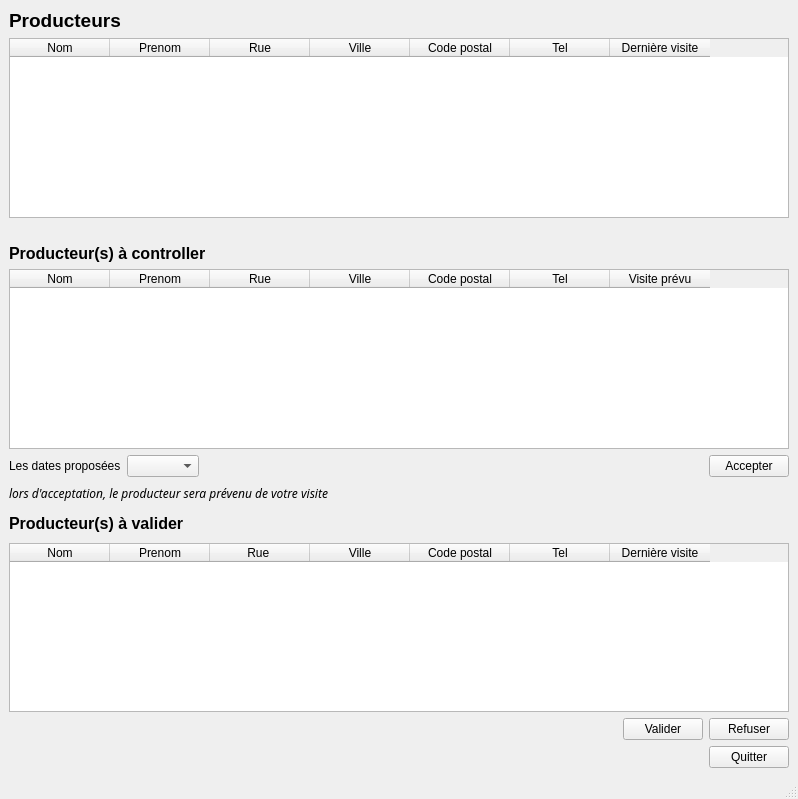
Old version of the form appliDesktop/mainwindow2.ui in the repository ApacheThank/newWorld.
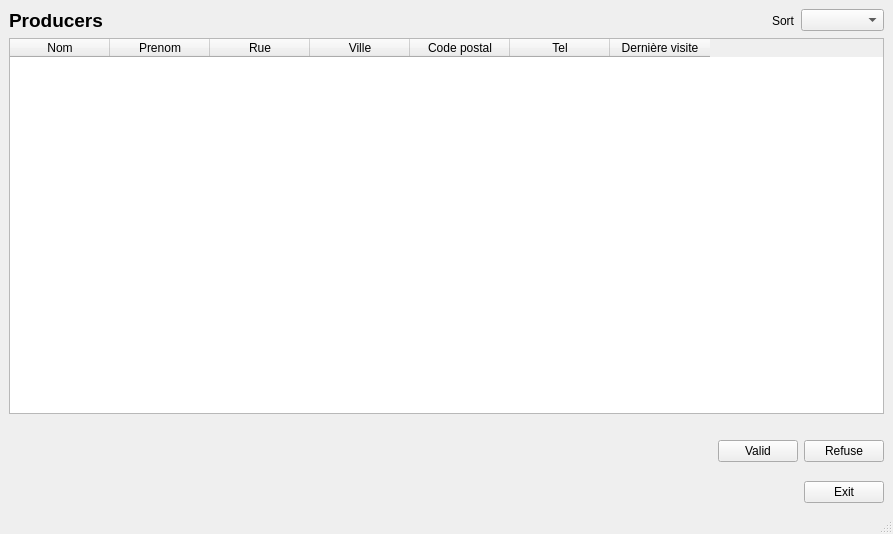
New version of the form.

Diff of the .ui file:
```diff
--- a/appliDesktop/mainwindow2.ui
+++ b/appliDesktop/mainwindow2.ui
@@ -6,31 +6,25 @@
    <rect>
     <x>0</x>
     <y>0</y>
-    <width>798</width>
-    <height>799</height>
+    <width>893</width>
+    <height>534</height>
    </rect>
   </property>
   <property name="windowTitle">
    <string>MainWindow</string>
   </property>
   <widget class="QWidget" name="centralwidget">
-   <layout class="QVBoxLayout" name="verticalLayout_10">
-    <item>
-     <layout class="QVBoxLayout" name="verticalLayout_9">
-      <item>
-       <layout class="QVBoxLayout" name="verticalLayout_8">
-        <item>
-         <layout class="QVBoxLayout" name="verticalLayout_6">
-          <item>
            <layout class="QVBoxLayout" name="verticalLayout_5">
             <item>
-             <layout class="QVBoxLayout" name="verticalLayout_4">
-              <item>
                <layout class="QVBoxLayout" name="verticalLayout_2">
                 <item>
-                 <layout class="QHBoxLayout" name="horizontalLayout_2">
+       <layout class="QVBoxLayout" name="verticalLayout">
                   <item>
-                   <widget class="QLabel" name="labelProducteurs">
+         <layout class="QVBoxLayout" name="verticalLayout_4">
+          <item>
+           <layout class="QHBoxLayout" name="horizontalLayout_10">
+            <item>
+             <widget class="QLabel" name="labelProducteurs_2">
                     <property name="font">
                      <font>
                       <pointsize>14</pointsize>
@@ -39,12 +33,12 @@
                      </font>
                     </property>
                     <property name="text">
-                     <string>Producteurs</string>
+               <string>Producers</string>
                     </property>
                    </widget>
                   </item>
                   <item>
-                   <spacer name="horizontalSpacer_3">
+             <spacer name="horizontalSpacer_9">
                     <property name="orientation">
                      <enum>Qt::Horizontal</enum>
                     </property>
@@ -56,6 +50,32 @@
                     </property>
                    </spacer>
                   </item>
+            <item>
+             <widget class="QLabel" name="labelSort">
+              <property name="text">
+               <string>Sort</string>
+              </property>
+             </widget>
+            </item>
+            <item>
+             <widget class="QComboBox" name="comboBox_2">
+              <item>
+               <property name="text">
+                <string/>
+               </property>
+              </item>
+              <item>
+               <property name="text">
+                <string>To control</string>
+               </property>
+              </item>
+              <item>
+               <property name="text">
+                <string>To valid</string>
+               </property>
+              </item>
+             </widget>
+            </item>
                  </layout>
                 </item>
                 <item>
@@ -97,8 +117,6 @@
                   </column>
                  </widget>
                 </item>
-               </layout>
-              </item>
               <item>
                <spacer name="horizontalSpacer_5">
                 <property name="orientation">
@@ -117,21 +135,7 @@
             <item>
              <layout class="QVBoxLayout" name="verticalLayout_3">
               <item>
-               <layout class="QHBoxLayout" name="horizontalLayout_3">
-                <item>
-                 <widget class="QLabel" name="labelProducteursAController">
-                  <property name="font">
-                   <font>
-                    <pointsize>12</pointsize>
-                    <weight>75</weight>
-                    <bold>true</bold>
-                   </font>
-                  </property>
-                  <property name="text">
-                   <string>Producteur(s) à controller</string>
-                  </property>
-                 </widget>
-                </item>
+           <layout class="QHBoxLayout" name="horizontalLayout_7">
                 <item>
                  <spacer name="horizontalSpacer_2">
                   <property name="orientation">
@@ -139,153 +143,50 @@
                   </property>
                   <property name="sizeHint" stdset="0">
                    <size>
-                    <width>418</width>
+                <width>40</width>
+                <height>20</height>
+               </size>
+              </property>
+             </spacer>
+            </item>
+            <item>
+             <widget class="QPushButton" name="pushButtonValidProducer">
+              <property name="text">
+               <string>Valid</string>
+              </property>
+             </widget>
+            </item>
+            <item>
+             <widget class="QPushButton" name="pushButtonRefuseProducer">
+              <property name="text">
+               <string>Refuse</string>
+              </property>
+             </widget>
+            </item>
+           </layout>
+          </item>
+          <item>
+           <spacer name="horizontalSpacer_3">
+            <property name="orientation">
+             <enum>Qt::Horizontal</enum>
+            </property>
+            <property name="sizeHint" stdset="0">
+             <size>
+              <width>448</width>
                     <height>13</height>
                    </size>
                   </property>
                  </spacer>
                 </item>
-               </layout>
-              </item>
               <item>
-               <widget class="QTableWidget" name="tableWidgetListToControl">
-                <column>
-                 <property name="text">
-                  <string>Nom</string>
-                 </property>
-                </column>
-                <column>
-                 <property name="text">
-                  <string>Prenom</string>
-                 </property>
-                </column>
-                <column>
-                 <property name="text">
-                  <string>Rue</string>
-                 </property>
-                </column>
-                <column>
-                 <property name="text">
-                  <string>Ville</string>
-                 </property>
-                </column>
-                <column>
-                 <property name="text">
-                  <string>Code postal</string>
-                 </property>
-                </column>
-                <column>
-                 <property name="text">
-                  <string>Tel</string>
-                 </property>
-                </column>
-                <column>
-                 <property name="text">
-                  <string>Visite prévu</string>
-                 </property>
-                </column>
-               </widget>
+           <layout class="QHBoxLayout" name="horizontalLayout_8"/>
               </item>
              </layout>
             </item>
            </layout>
           </item>
-          <item>
-           <layout class="QHBoxLayout" name="horizontalLayout_5">
-            <item>
-             <layout class="QHBoxLayout" name="horizontalLayout_4">
-              <item>
-               <widget class="QLabel" name="label">
-                <property name="text">
-                 <string>Les dates proposées</string>
-                </property>
-               </widget>
-              </item>
-              <item>
-               <widget class="QComboBox" name="comboBox"/>
-              </item>
-             </layout>
-            </item>
-            <item>
-             <spacer name="horizontalSpacer_4">
-              <property name="orientation">
-               <enum>Qt::Horizontal</enum>
-              </property>
-              <property name="sizeHint" stdset="0">
-               <size>
-                <width>278</width>
-                <height>20</height>
-               </size>
-              </property>
-             </spacer>
-            </item>
-            <item>
-             <widget class="QPushButton" name="pushButton">
-              <property name="text">
-               <string>Accepter</string>
-              </property>
-             </widget>
-            </item>
-           </layout>
-          </item>
-          <item>
-           <layout class="QHBoxLayout" name="horizontalLayout_6">
-            <item>
-             <widget class="QLabel" name="label_3">
-              <property name="font">
-               <font>
-                <family>STIXGeneral</family>
-                <italic>true</italic>
-               </font>
-              </property>
-              <property name="layoutDirection">
-               <enum>Qt::LeftToRight</enum>
-              </property>
-              <property name="autoFillBackground">
-               <bool>false</bool>
-              </property>
-              <property name="text">
-               <string>lors d'acceptation, le producteur sera prévenu de votre visite</string>
-              </property>
-             </widget>
-            </item>
-            <item>
-             <spacer name="horizontalSpacer_6">
-              <property name="orientation">
-               <enum>Qt::Horizontal</enum>
-              </property>
-              <property name="sizeHint" stdset="0">
-               <size>
-                <width>248</width>
-                <height>20</height>
-               </size>
-              </property>
-             </spacer>
-            </item>
-           </layout>
-          </item>
-         </layout>
-        </item>
-        <item>
-         <layout class="QVBoxLayout" name="verticalLayout_7">
-          <item>
-           <layout class="QVBoxLayout" name="verticalLayout">
             <item>
              <layout class="QHBoxLayout" name="horizontalLayout">
-              <item>
-               <widget class="QLabel" name="label_2">
-                <property name="font">
-                 <font>
-                  <pointsize>12</pointsize>
-                  <weight>75</weight>
-                  <bold>true</bold>
-                 </font>
-                </property>
-                <property name="text">
-                 <string>Producteur(s) à valider</string>
-                </property>
-               </widget>
-              </item>
               <item>
                <spacer name="horizontalSpacer">
                 <property name="orientation">
@@ -293,104 +194,7 @@
                 </property>
                 <property name="sizeHint" stdset="0">
                  <size>
-                  <width>218</width>
-                  <height>28</height>
-                 </size>
-                </property>
-               </spacer>
-              </item>
-             </layout>
-            </item>
-            <item>
-             <widget class="QTableWidget" name="tableWidgetListToValid">
-              <column>
-               <property name="text">
-                <string>Nom</string>
-               </property>
-              </column>
-              <column>
-               <property name="text">
-                <string>Prenom</string>
-               </property>
-              </column>
-              <column>
-               <property name="text">
-                <string>Rue </string>
-               </property>
-              </column>
-              <column>
-               <property name="text">
-                <string>Ville</string>
-               </property>
-              </column>
-              <column>
-               <property name="text">
-                <string>Code postal</string>
-               </property>
-              </column>
-              <column>
-               <property name="text">
-                <string>Tel</string>
-               </property>
-              </column>
-              <column>
-               <property name="text">
-                <string>Dernière visite</string>
-               </property>
-              </column>
-             </widget>
-            </item>
-           </layout>
-          </item>
-          <item>
-           <layout class="QHBoxLayout" name="horizontalLayout_8">
-            <item>
-             <spacer name="horizontalSpacer_7">
-              <property name="orientation">
-               <enum>Qt::Horizontal</enum>
-              </property>
-              <property name="sizeHint" stdset="0">
-               <size>
-                <width>398</width>
-                <height>20</height>
-               </size>
-              </property>
-             </spacer>
-            </item>
-            <item>
-             <layout class="QHBoxLayout" name="horizontalLayout_7">
-              <item>
-               <widget class="QPushButton" name="pushButtonValiderProducteur">
-                <property name="text">
-                 <string>Valider</string>
-                </property>
-               </widget>
-              </item>
-              <item>
-               <widget class="QPushButton" name="pushButtonRefuserProducteur">
-                <property name="text">
-                 <string>Refuser</string>
-                </property>
-               </widget>
-              </item>
-             </layout>
-            </item>
-           </layout>
-          </item>
-         </layout>
-        </item>
-       </layout>
-      </item>
-      <item>
-       <layout class="QHBoxLayout" name="horizontalLayout_9">
-        <item>
-         <spacer name="horizontalSpacer_8">
-          <property name="orientation">
-           <enum>Qt::Horizontal</enum>
-          </property>
-          <property name="sizeHint" stdset="0">
-           <size>
-            <width>518</width>
+            <width>578</width>
             <height>13</height>
            </size>
           </property>
@@ -399,7 +203,7 @@
         <item>
          <widget class="QPushButton" name="pushButtonExit">
           <property name="text">
-           <string>Quitter</string>
+           <string>Exit</string>
           </property>
          </widget>
         </item>
```
Left out of the diff: 4 changed lines with no effect on the pictures. Lines whose indentation alone changed are shown as unchanged.
